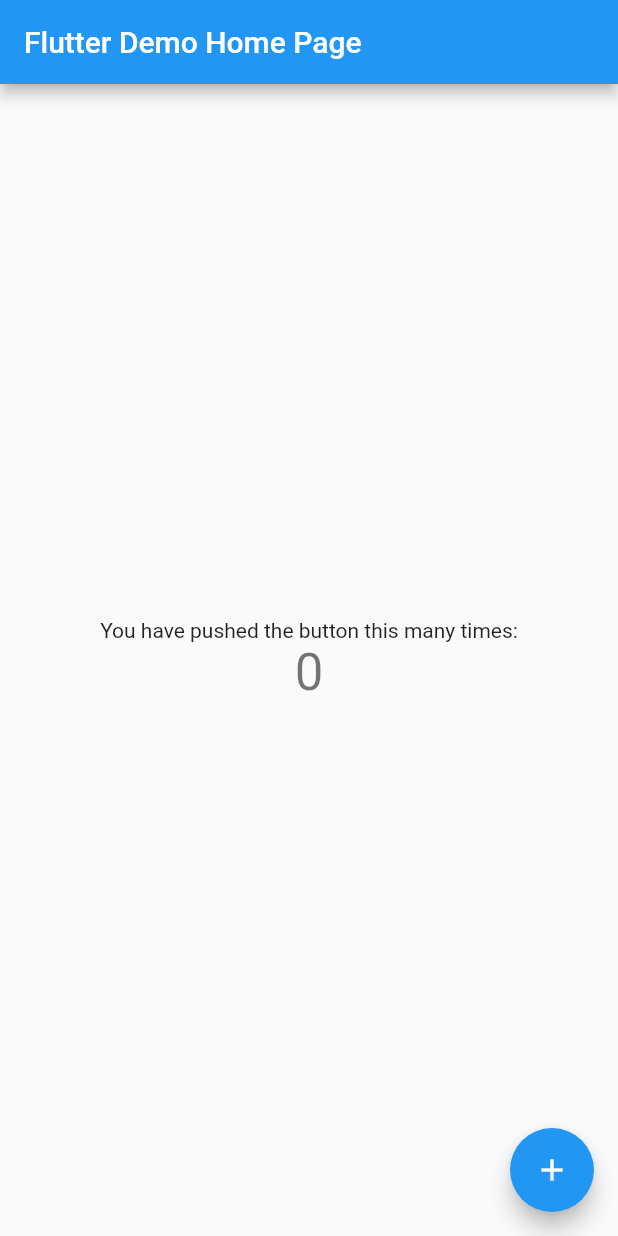
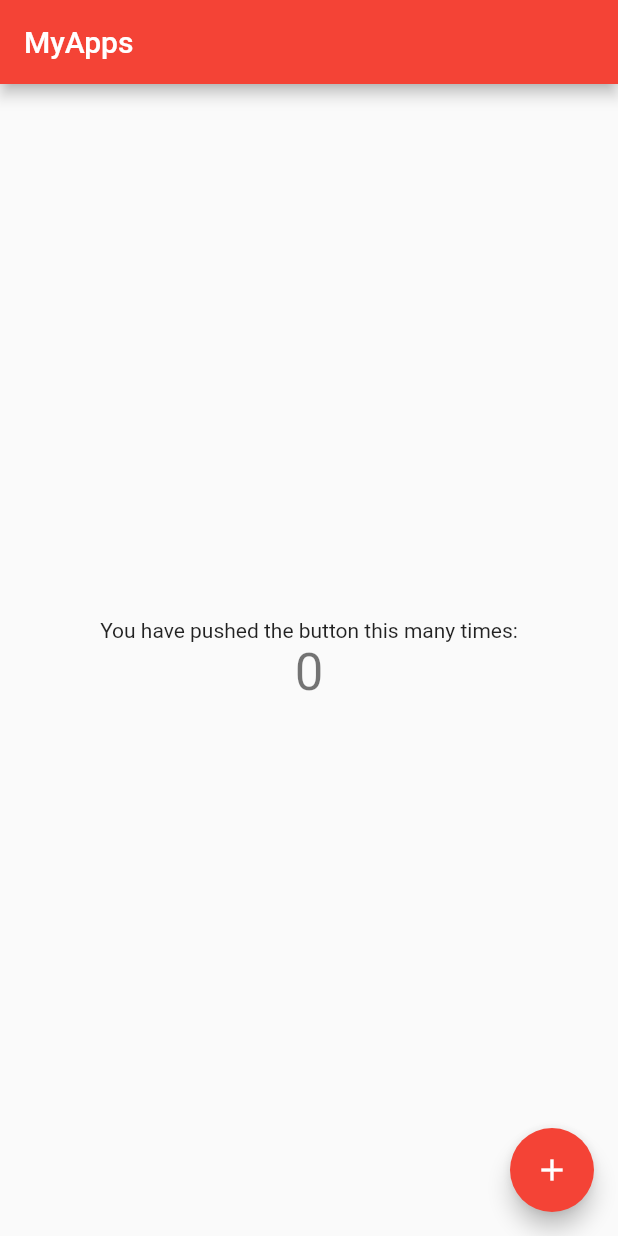
Before and after one commit to polinema-mobile/praktikum-02-layout-web-bola-REldhaNirwana, a Flutter app: the screen it shows after launch, on a phone screen of 412 x 824 dp. Run offline on Flutter 3.47's test engine with Material 2 defaults, Android fonts, the phone set to English and light mode, and no system bars.

Commit message:
ganti warna dan judul

```diff
--- a/lib/main.dart
+++ b/lib/main.dart
@@ -20,9 +20,9 @@ class MyApp extends StatelessWidget {
         // or simply save your changes to "hot reload" in a Flutter IDE).
         // Notice that the counter didn't reset back to zero; the application
         // is not restarted.
-        primarySwatch: Colors.blue,
+        primarySwatch: Colors.red,
       ),
-      home: MyHomePage(title: 'Flutter Demo Home Page'),
+      home: MyHomePage(title: 'MyApps'),
     );
   }
 }
```
